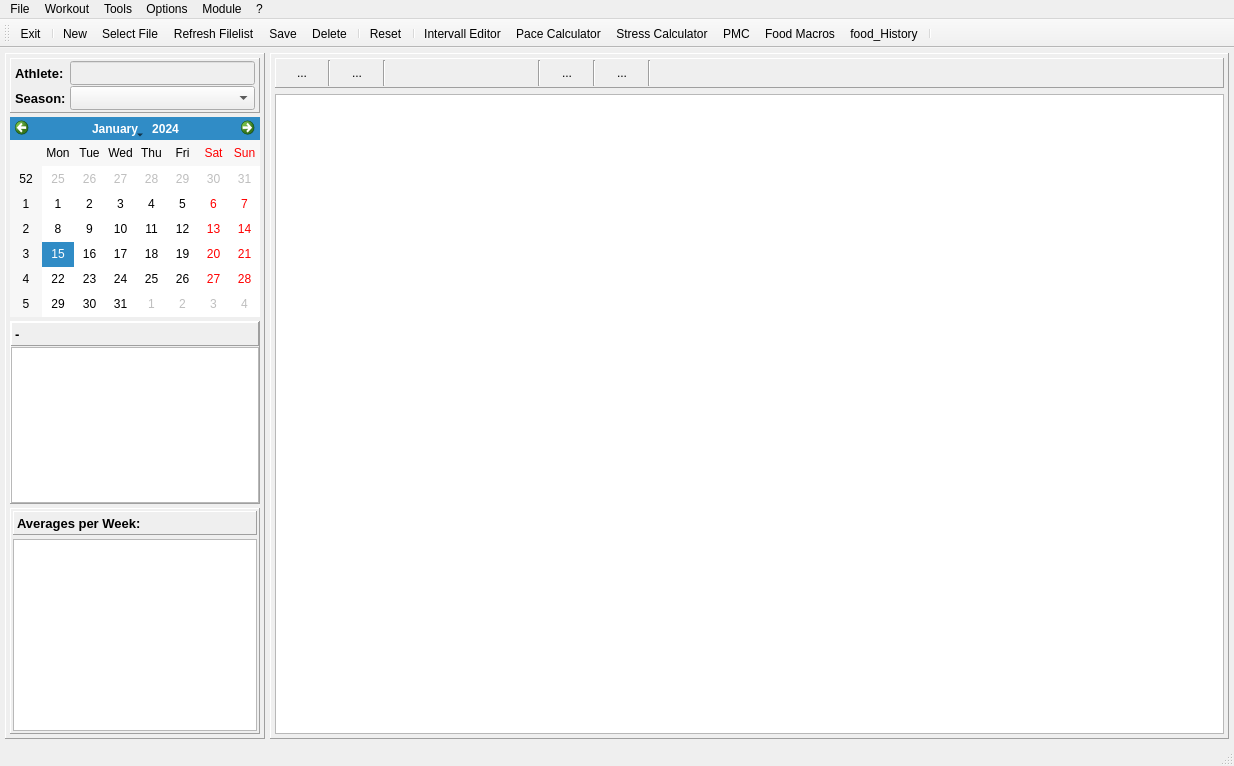
First picture: the form in mainwindow.ui, repository Tria-Andy/WorkoutEditor, before the edit.
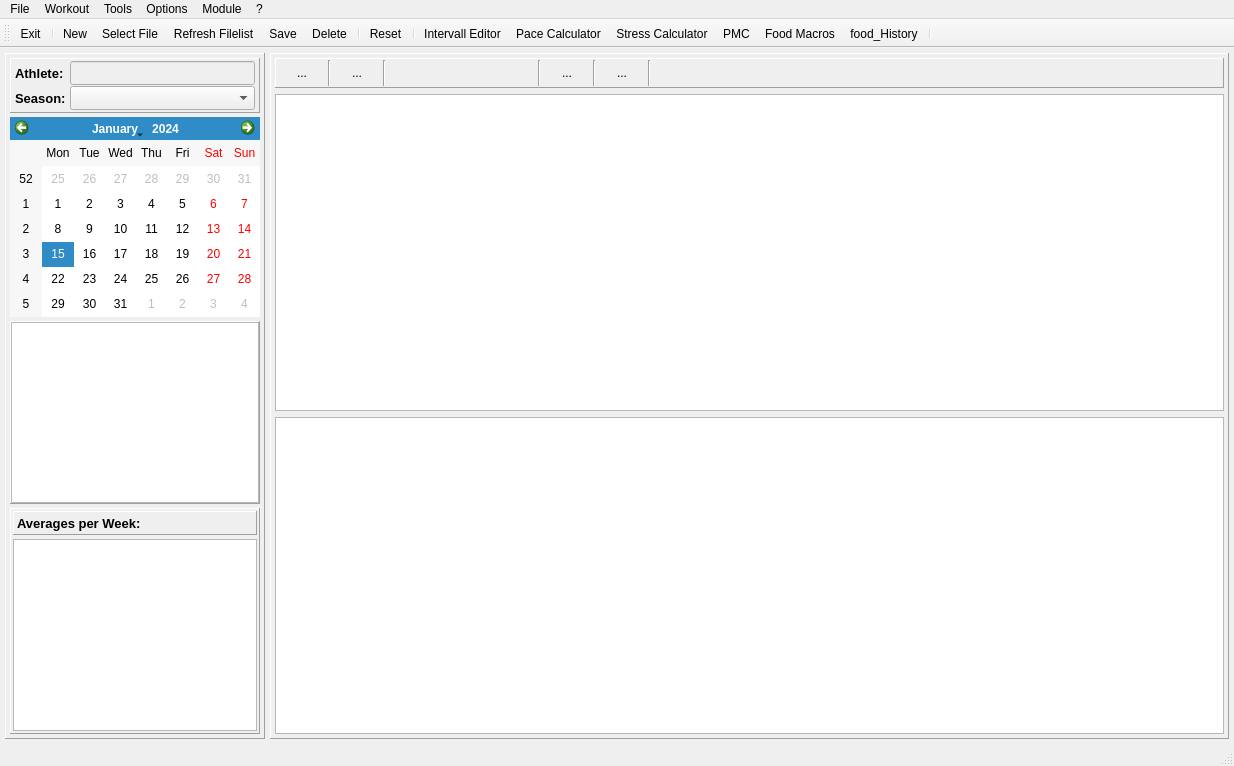
Second picture: the form after the edit. Icons and pictures are not drawn. Custom widgets are drawn as their Qt base class.

Patch:
```diff
--- a/mainwindow.ui
+++ b/mainwindow.ui
@@ -272,39 +272,7 @@
                <number>0</number>
               </property>
               <item>
-               <widget class="QLabel" name="label_selWeek">
-                <property name="minimumSize">
-                 <size>
-                  <width>0</width>
-                  <height>24</height>
-                 </size>
-                </property>
-                <property name="maximumSize">
-                 <size>
-                  <width>16777215</width>
-                  <height>24</height>
-                 </size>
-                </property>
-                <property name="font">
-                 <font>
-                  <pointsize>10</pointsize>
-                  <weight>75</weight>
-                  <bold>true</bold>
-                 </font>
-                </property>
-                <property name="frameShape">
-                 <enum>QFrame::Panel</enum>
-                </property>
-                <property name="frameShadow">
-                 <enum>QFrame::Raised</enum>
-                </property>
-                <property name="text">
-                 <string>-</string>
-                </property>
-               </widget>
-              </item>
-              <item>
-               <widget class="QTableView" name="tableView_summery">
+               <widget class="QTableWidget" name="tableWidget_summery">
                 <property name="sizePolicy">
                  <sizepolicy hsizetype="Expanding" vsizetype="Expanding">
                   <horstretch>0</horstretch>
@@ -695,11 +663,10 @@
             </widget>
            </item>
            <item>
-            <widget class="QTableView" name="tableView_cal">
-             <property name="showGrid">
-              <bool>false</bool>
-             </property>
-            </widget>
+            <widget class="QTableWidget" name="tableWidget_schedule"/>
+           </item>
+           <item>
+            <widget class="QTableWidget" name="tableWidget_saison"/>
            </item>
           </layout>
          </widget>
```
